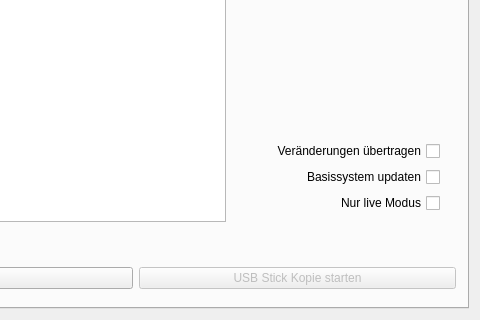
The window that usbcreator/usbcreator.ui (valueerrorx/life-builder) describes before a commit, drawn with Qt 5; both pictures show x 205 to 685 and y 265 to 585 of the 685 by 585 pixel window.
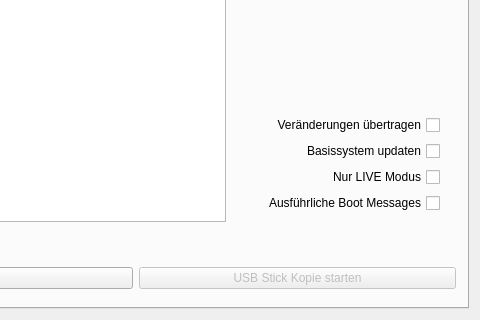
The same window after the commit. Icons and pictures are not drawn.

The edit to the form file:
```diff
--- a/usbcreator/usbcreator.ui
+++ b/usbcreator/usbcreator.ui
@@ -246,7 +246,17 @@
                 <string>&lt;html&gt;&lt;head/&gt;&lt;body&gt;&lt;p&gt;Die Bootoption &amp;quot;persistent&amp;quot; (read/write) wird entfernt.&lt;/p&gt;&lt;/body&gt;&lt;/html&gt;</string>
                </property>
                <property name="text">
-                <string>Nur live Modus</string>
+                <string>Nur LIVE Modus</string>
+               </property>
+              </widget>
+             </item>
+             <item>
+              <widget class="QCheckBox" name="bootmessages">
+               <property name="toolTip">
+                <string>&lt;html&gt;&lt;head/&gt;&lt;body&gt;&lt;p&gt;Ohne Splashscreen, dafür mit den üblichen Boot Messages&lt;/p&gt;&lt;/body&gt;&lt;/html&gt;</string>
+               </property>
+               <property name="text">
+                <string>Ausführliche Boot Messages</string>
                </property>
               </widget>
              </item>
```
Left out of the diff: 1 changed line with no effect on the pictures.
